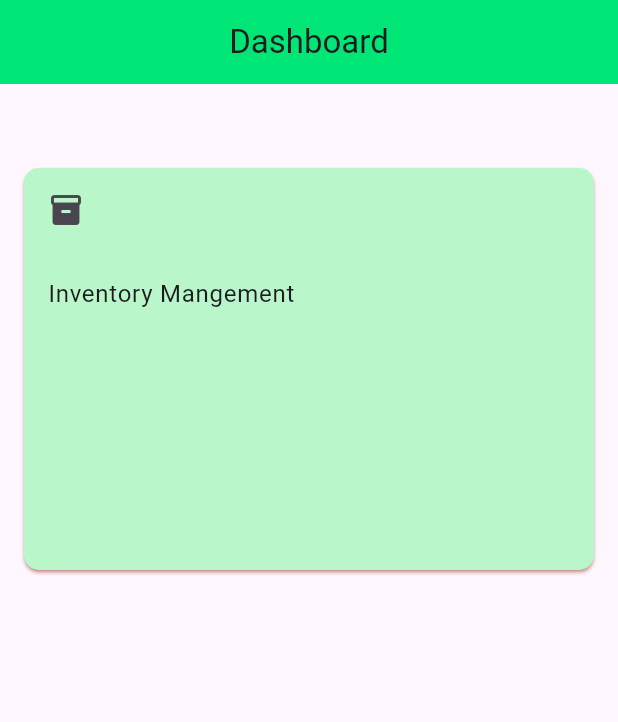
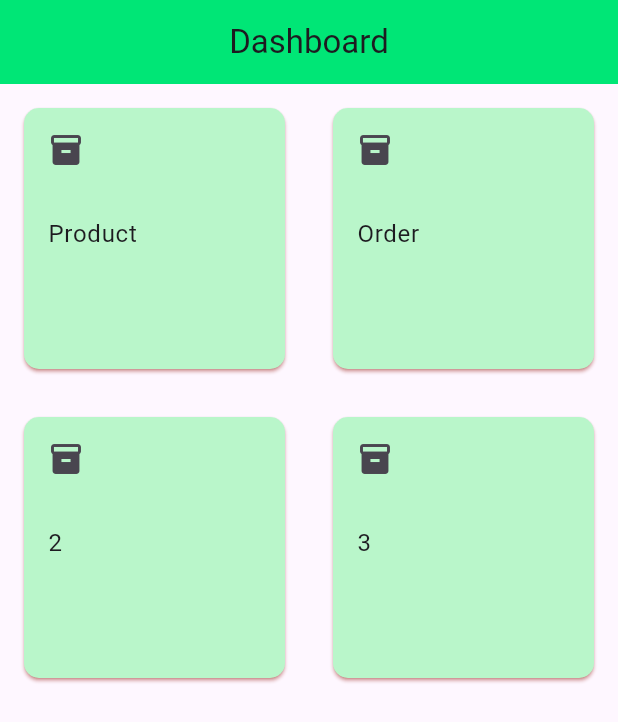
Before and after one commit to aram249/inventory-management, a Flutter app: the screen it shows after launch, on a phone screen of 412 x 824 dp. Shown: the top 722 px of the screen. Run offline on Flutter 3.47's test engine with Material 3 defaults, Android fonts, the phone set to English and light mode, and no system bars.

Commit message:
Refactor home page layout with GridView
Replaced previous layout with GridView.builder

Added Constant file

```diff
--- a/ims-frontend/mobile_ims/lib/HomeScreen.dart
+++ b/ims-frontend/mobile_ims/lib/HomeScreen.dart
@@ -3,6 +3,8 @@ import 'package:mobile_ims/Inventory/screens/inventoryScreen.dart';
 
 class HomeScreen extends StatelessWidget {
   const HomeScreen({super.key});
+
+  final List<String> entries = const <String>['Product', 'Order', '2', '3'];
 
   @override
   Widget build(BuildContext context) {
@@ -12,20 +14,17 @@ class HomeScreen extends StatelessWidget {
         backgroundColor: Colors.greenAccent[400],
         centerTitle: true,
       ),
-      body: Center(
-        child: Column(
-          //mainAxisAlignment: MainAxisAlignment.spaceEvenly,
-          children: [
-            Container(
-              margin: const EdgeInsets.fromLTRB(0, 40, 0, 30),
-              height: 300,
-              child: InkWell(
+      body: GridView.builder(
+        gridDelegate: const SliverGridDelegateWithFixedCrossAxisCount(
+          crossAxisCount: 2,
+        ),
+        itemCount: entries.length,
+        itemBuilder: (BuildContext context, int index) {
+          return InkWell(
             onTap: () {
               Navigator.push(
                 context,
-                    MaterialPageRoute(
-                      builder: (context) => const InventoryScreen(),
-                    ),
+                MaterialPageRoute(builder: (context) => InventoryScreen()),
               );
             },
             child: Card(
@@ -41,15 +40,13 @@ class HomeScreen extends StatelessWidget {
               child: Column(
                 children: [
                   ListTile(leading: Icon(Icons.inventory)),
-                      ListTile(title: const Text("Inventory Mangement")),
-                    ],
-                  ),
-                ),
-              ),
-            ),
+                  ListTile(title: Text(entries[index])),
                 ],
               ),
             ),
           );
+        },
+      ),
+    );
   }
 }
--- a/ims-frontend/mobile_ims/lib/Inventory/screens/inventoryScreen.dart
+++ b/ims-frontend/mobile_ims/lib/Inventory/screens/inventoryScreen.dart
@@ -1,5 +1,6 @@
 import 'package:flutter/material.dart';
 import 'package:http/http.dart' as http;
+import 'package:mobile_ims/utils/constant.dart';
 
 class InventoryScreen extends StatefulWidget {
   const InventoryScreen({super.key});
@@ -48,8 +49,9 @@ class _InventoryScreen extends State<InventoryScreen> {
   }
 
   void fetchData() async {
-    var url = Uri.parse('http://10.0.2.2:8080/products');
-    var response = await http.get(url);
+    final url = Constant.baseUrl + 'products';
+    var parseUrl = Uri.parse(url);
+    var response = await http.get(parseUrl);
     if (response.statusCode == 200) {
       print("Data fetched successfully : ${response.body}");
       setState(() {
--- /dev/null
+++ b/ims-frontend/mobile_ims/lib/utils/constant.dart
@@ -0,0 +1,3 @@
+class Constant {
+  static const String baseUrl = 'http://10.0.2.2:8080/';
+}
```
Lines whose indentation alone changed are shown as unchanged.
